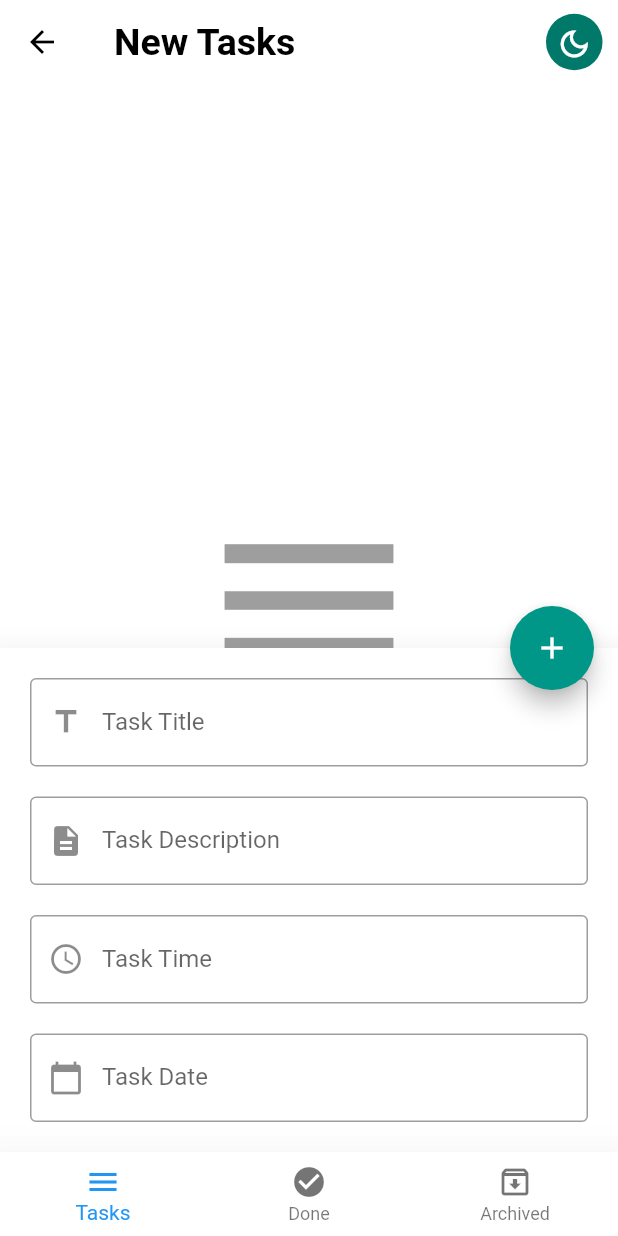
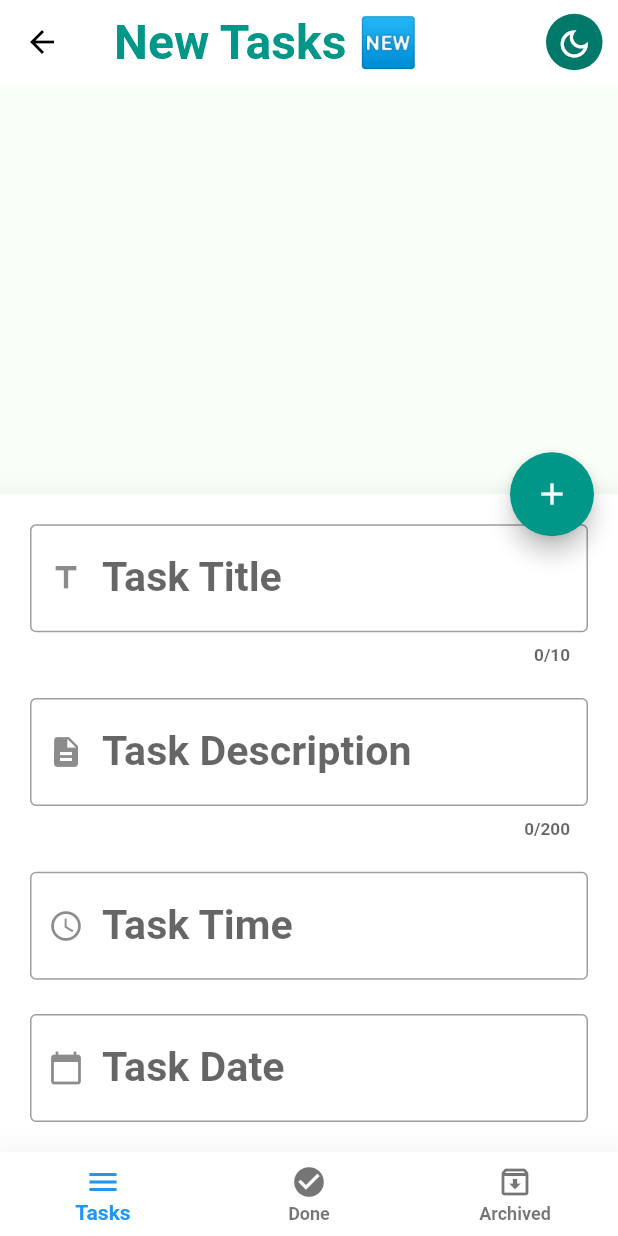
Before and after one commit to HusseinMohamed99/TO-DO, a Flutter app: the screen it shows after launch, after a tap on the "edit" icon, on a phone screen of 412 x 824 dp. Run offline on Flutter 3.47's test engine with Material 2 defaults, Android fonts, the phone set to English and light mode, and no system bars; our stand-ins replace bloc, conditional_builder_null_safety, flutter_bloc, flutter_screenutil, google_fonts, shared_preferences and 2 more; accounts and stored records are empty; Roboto replaces fonts that are missing (Jannah).

Commit message:
Splash Screen ✔ Theme Mode ✔ Update UI ✔ READ ME ✔

```diff
--- a/lib/layout/todo_app/todo_layout.dart
+++ b/lib/layout/todo_app/todo_layout.dart
@@ -3,10 +3,13 @@
 import 'package:flutter_bloc/flutter_bloc.dart';
 import 'package:flutter_screenutil/flutter_screenutil.dart';
 import 'package:intl/intl.dart';
+import 'package:todo/shared/Cubit/mode_cubit.dart';
 import 'package:todo/shared/components/components.dart';
-import 'package:todo/shared/cubit/mode_cubit.dart';
+import 'package:todo/shared/components/sized_box.dart';
 import 'package:todo/shared/cubit/todo_cubit.dart';
 import 'package:todo/shared/cubit/todo_states.dart';
+import 'package:todo/shared/enum/enum.dart';
+import 'package:todo/styles/themes.dart';
 
 class HomeLayout extends StatelessWidget {
   const HomeLayout({Key? key}) : super(key: key);
@@ -29,16 +32,18 @@
           }
         },
         builder: (BuildContext context, state) {
+          var textLightTheme = getThemeData[AppTheme.lightTheme]!.textTheme;
+          var textDarkTheme = getThemeData[AppTheme.darkTheme]!.textTheme;
+          ModeCubit modeCubit = ModeCubit.get(context);
           AppCubit cubit = AppCubit.get(context);
           return Scaffold(
             key: scaffoldKey,
             appBar: AppBar(
               title: Text(
                 cubit.titles[cubit.currentIndex],
-                style: const TextStyle(
-                  fontSize: 25.0,
-                  fontWeight: FontWeight.bold,
-                ),
+                style: modeCubit.isDark
+                    ? textLightTheme.titleLarge
+                    : textDarkTheme.titleLarge,
               ),
               actions: [
                 Padding(
@@ -84,6 +89,7 @@
                                   DefaultTextFormField(
                                     controller: titleController,
                                     type: TextInputType.text,
+                                    maxLength: 10,
                                     validate: (String? value) {
                                       if (value!.isEmpty) {
                                         return 'title must not be empty';
@@ -93,11 +99,10 @@
                                     label: 'Task Title',
                                     prefix: Icons.title,
                                   ),
-                                  const SizedBox(
-                                    height: 20.0,
-                                  ),
+                                  Space(height: 16.h, width: 0),
                                   DefaultTextFormField(
                                     controller: descriptionController,
+                                    maxLength: 200,
                                     type: TextInputType.text,
                                     validate: (String? value) {
                                       if (value!.isEmpty) {
@@ -108,9 +113,7 @@
                                     label: 'Task Description',
                                     prefix: Icons.description,
                                   ),
-                                  const SizedBox(
-                                    height: 20.0,
-                                  ),
+                                  Space(height: 16.h, width: 0),
                                   DefaultTextFormField(
                                     controller: timeController,
                                     type: TextInputType.datetime,
@@ -135,9 +138,7 @@
                                     label: 'Task Time',
                                     prefix: Icons.watch_later_outlined,
                                   ),
-                                  const SizedBox(
-                                    height: 20.0,
-                                  ),
+                                  Space(height: 16.h, width: 0),
                                   DefaultTextFormField(
                                     controller: dateController,
                                     type: TextInputType.datetime,
@@ -146,8 +147,9 @@
                                         context: context,
                                         initialDate: DateTime.now(),
                                         firstDate: DateTime.now(),
-                                        lastDate: DateTime.now()
-                                            .add(const Duration(days: 365)),
+                                        lastDate: DateTime.now().add(
+                                          const Duration(days: 365),
+                                        ),
                                       ).then((value) {
                                         dateController.text =
                                             DateFormat.yMMMd().format(value!);
@@ -170,12 +172,14 @@
                         elevation: 20.0,
                       )
                       .closed
-                      .then((value) {
-                        cubit.changeBottomSheetState(
-                          isShow: false,
-                          icon: Icons.edit,
-                        );
-                      });
+                      .then(
+                        (value) {
+                          cubit.changeBottomSheetState(
+                            isShow: false,
+                            icon: Icons.edit,
+                          );
+                        },
+                      );
                   cubit.changeBottomSheetState(
                     isShow: true,
                     icon: Icons.add,
--- a/lib/main.dart
+++ b/lib/main.dart
@@ -5,7 +5,7 @@
 import 'package:todo/bloc_observer.dart';
 import 'package:todo/layout/todo_app/todo_layout.dart';
 import 'package:todo/network/local/cache_helper.dart';
-import 'package:todo/shared/cubit/mode_cubit.dart';
+import 'package:todo/shared/Cubit/mode_cubit.dart';
 import 'package:todo/shared/cubit/mode_states.dart';
 import 'package:todo/shared/cubit/todo_cubit.dart';
 import 'package:todo/shared/enum/enum.dart';
--- a/lib/shared/cubit/todo_cubit.dart
+++ b/lib/shared/cubit/todo_cubit.dart
@@ -19,9 +19,9 @@
     const NewArchivedScreen(),
   ];
   List<String> titles = [
-    'New Tasks',
-    'Done Tasks',
-    'Archived Tasks',
+    'New Tasks 🆕',
+    'Done Tasks ✔',
+    'Archived Tasks ⏳',
   ];
 
   void changeIndex(int index) {
--- a/lib/styles/colors.dart
+++ b/lib/styles/colors.dart
@@ -2,7 +2,7 @@
 
 class AppColorsDark {
   static const Color primaryDarkColor = Color(0xff333739);
-  static const Color greyDarkColor = Color(0xff212121);
+  static const Color greyColor = Color(0xFFB5B5B5);
   static const Color textColor = Color(0xffffffff);
   static const Color iconColor = Color(0xffffffff);
   static const Color iconRateColor = Color(0xffFFC107);
@@ -14,7 +14,7 @@
 
 class AppColorsLight {
   static const Color scaffoldBackgroundColor = Color(0xFFF9FFF6);
-  static const Color primaryLightColor = Color(0xffffffff);
+  static const Color textColor = Color(0xff009688);
   static const Color lightSecondaryColor = Color(0xffffffff);
   static const Color lightThirdColor = Color(0xFFF5DF99);
   static const Color bottomSheetColor = Color(0xffffffff);
--- a/lib/styles/themes.dart
+++ b/lib/styles/themes.dart
@@ -1,11 +1,13 @@
 import 'package:flutter/material.dart';
 import 'package:flutter/services.dart';
+import 'package:flutter_screenutil/flutter_screenutil.dart';
+import 'package:google_fonts/google_fonts.dart';
 import 'package:todo/shared/enum/enum.dart';
 import 'package:todo/styles/colors.dart';
 
 final getThemeData = {
   AppTheme.lightTheme: ThemeData(
-    scaffoldBackgroundColor: AppColorsLight.primaryLightColor,
+    scaffoldBackgroundColor: AppColorsLight.scaffoldBackgroundColor,
     primarySwatch: Colors.teal,
     appBarTheme: const AppBarTheme(
       titleSpacing: 20.0,
@@ -37,17 +39,40 @@
         color: Colors.black54,
       ),
     ),
-    textTheme: const TextTheme(
-        bodyLarge: TextStyle(
-      fontSize: 18.0,
-      color: Colors.black,
-    )),
-    fontFamily: 'Jannah',
+    textTheme: TextTheme(
+      titleLarge: GoogleFonts.roboto(
+          fontSize: 28.sp,
+          fontWeight: FontWeight.bold,
+          color: AppColorsLight.textColor),
+      titleMedium: GoogleFonts.roboto(
+        fontSize: 24.sp,
+        fontWeight: FontWeight.bold,
+        color: AppColorsLight.textColor,
+      ),
+      titleSmall: GoogleFonts.roboto(
+        fontSize: 16.sp,
+        fontWeight: FontWeight.bold,
+        color: AppColorsLight.greyColor,
+      ),
+      bodyLarge: GoogleFonts.roboto(
+          fontSize: 30.sp,
+          fontWeight: FontWeight.bold,
+          color: AppColorsLight.textColor),
+      bodyMedium: GoogleFonts.roboto(
+          fontSize: 20.sp,
+          fontWeight: FontWeight.bold,
+          color: AppColorsLight.textColor),
+      bodySmall: GoogleFonts.roboto(
+          fontSize: 10.sp,
+          fontWeight: FontWeight.bold,
+          color: AppColorsLight.greyColor),
+    ),
   ),
   AppTheme.darkTheme: ThemeData(
     scaffoldBackgroundColor: AppColorsDark.primaryDarkColor,
     primarySwatch: Colors.blue,
-    appBarTheme: const AppBarTheme(
+    cardColor: AppColorsDark.primaryDarkColor,
+    appBarTheme: AppBarTheme(
       titleSpacing: 20.0,
       systemOverlayStyle: SystemUiOverlayStyle(
         statusBarColor: AppColorsDark.primaryDarkColor,
@@ -55,9 +80,9 @@
       ),
       backgroundColor: AppColorsDark.primaryDarkColor,
       elevation: 0.0,
-      titleTextStyle: TextStyle(
+      titleTextStyle: GoogleFonts.roboto(
         color: Colors.white,
-        fontSize: 20.0,
+        fontSize: 20.sp,
         fontWeight: FontWeight.bold,
       ),
       actionsIconTheme: IconThemeData(
@@ -71,14 +96,35 @@
       backgroundColor: AppColorsDark.primaryDarkColor,
       elevation: 25.0,
     ),
-    textTheme: const TextTheme(
-        bodyLarge: TextStyle(
-      fontSize: 18.0,
-      color: Colors.white,
-    )),
-    iconTheme: const IconThemeData(
-      color: Colors.black54,
+    textTheme: TextTheme(
+      titleLarge: GoogleFonts.roboto(
+        fontSize: 28.sp,
+        fontWeight: FontWeight.bold,
+        color: AppColorsDark.textColor,
+      ),
+      titleMedium: GoogleFonts.roboto(
+        fontSize: 24.sp,
+        fontWeight: FontWeight.bold,
+        color: AppColorsDark.textColor,
+      ),
+      titleSmall: GoogleFonts.roboto(
+        fontSize: 16.sp,
+        fontWeight: FontWeight.bold,
+        color: AppColorsDark.greyColor,
+      ),
+      bodyLarge: GoogleFonts.roboto(
+        fontSize: 30.sp,
+        fontWeight: FontWeight.bold,
+        color: AppColorsDark.textColor,
+      ),
+      bodyMedium: GoogleFonts.roboto(
+          fontSize: 20.sp,
+          fontWeight: FontWeight.bold,
+          color: AppColorsDark.textColor),
+      bodySmall: GoogleFonts.roboto(
+          fontSize: 10.sp,
+          fontWeight: FontWeight.bold,
+          color: AppColorsDark.greyColor),
     ),
-    fontFamily: 'Jannah',
   ),
 };
```
Also changed, not shown: lib/shared/components/components.dart (+52 -77 lines).
